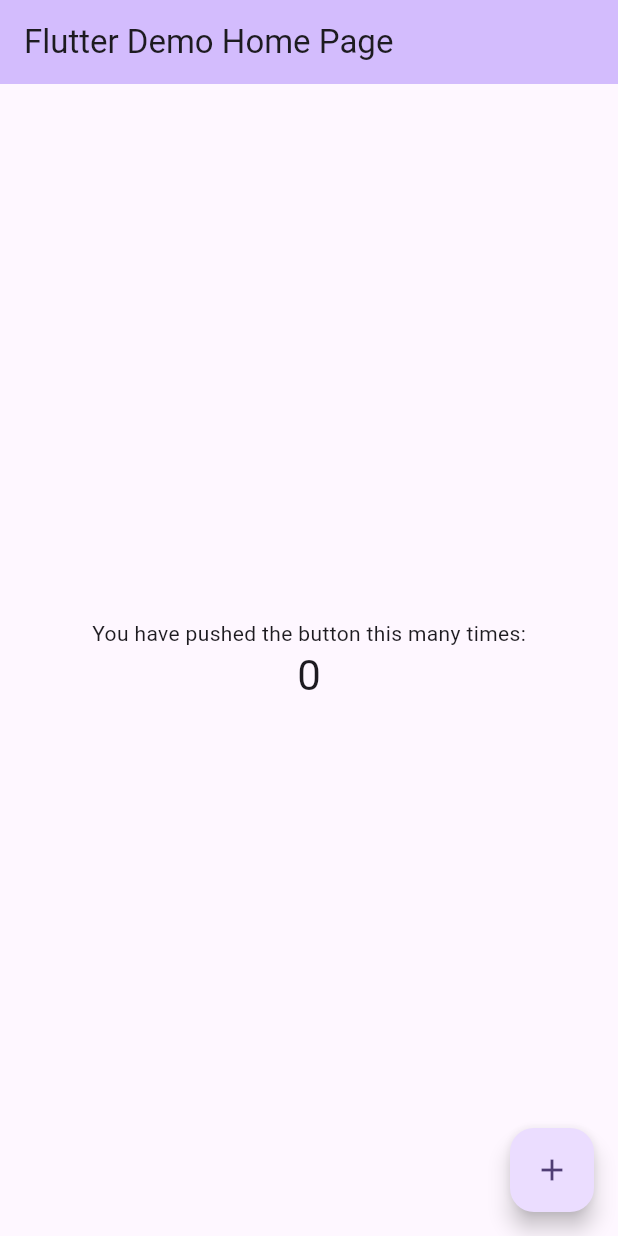
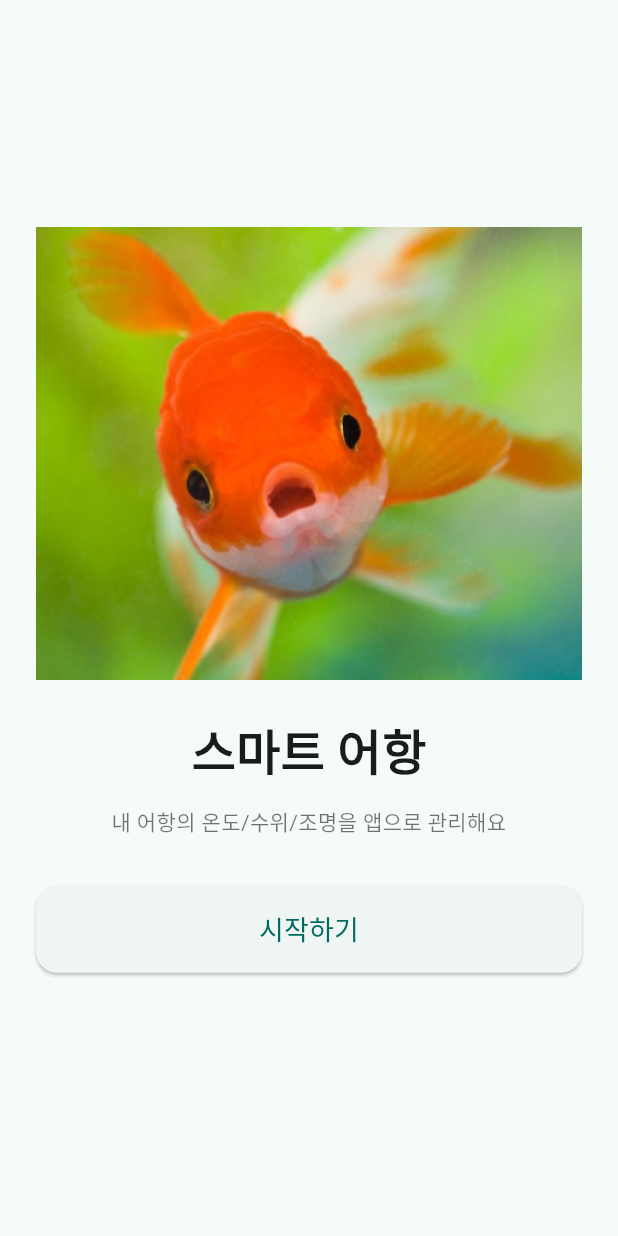
Before and after one commit to Gwanpyeong/fishcontroller, a Flutter app: the screen it shows after launch, on a phone screen of 412 x 824 dp. Run offline on Flutter 3.47's test engine with Material 3 defaults, Android fonts, the phone set to English and light mode, and no system bars.

Commit message:
초기단계1015(로그인구현)

```diff
--- a/lib/main.dart
+++ b/lib/main.dart
@@ -1,122 +1,204 @@
 import 'package:flutter/material.dart';
 
-void main() {
-  runApp(const MyApp());
-}
+void main() => runApp(const FishApp());
 
-class MyApp extends StatelessWidget {
-  const MyApp({super.key});
+class FishApp extends StatelessWidget {
+  const FishApp({super.key});
 
-  // This widget is the root of your application.
   @override
   Widget build(BuildContext context) {
     return MaterialApp(
-      title: 'Flutter Demo',
+      title: '스마트 어항',
+      debugShowCheckedModeBanner: false,
       theme: ThemeData(
-        // This is the theme of your application.
-        //
-        // TRY THIS: Try running your application with "flutter run". You'll see
-        // the application has a purple toolbar. Then, without quitting the app,
-        // try changing the seedColor in the colorScheme below to Colors.green
-        // and then invoke "hot reload" (save your changes or press the "hot
-        // reload" button in a Flutter-supported IDE, or press "r" if you used
-        // the command line to start the app).
-        //
-        // Notice that the counter didn't reset back to zero; the application
-        // state is not lost during the reload. To reset the state, use hot
-        // restart instead.
-        //
-        // This works for code too, not just values: Most code changes can be
-        // tested with just a hot reload.
-        colorScheme: ColorScheme.fromSeed(seedColor: Colors.deepPurple),
+        useMaterial3: true,
+        colorSchemeSeed: Colors.teal,
       ),
-      home: const MyHomePage(title: 'Flutter Demo Home Page'),
+      initialRoute: '/',
+      routes: {
+        '/': (_) => const WelcomeScreen(),
+        '/login': (_) => const LoginScreen(),
+        '/signup': (_) => const SimplePlaceholder(title: '회원가입'),
+        '/findId': (_) => const SimplePlaceholder(title: 'ID 찾기'),
+        '/findPw': (_) => const SimplePlaceholder(title: 'Password 찾기'),
+      },
     );
   }
 }
 
-class MyHomePage extends StatefulWidget {
-  const MyHomePage({super.key, required this.title});
-
-  // This widget is the home page of your application. It is stateful, meaning
-  // that it has a State object (defined below) that contains fields that affect
-  // how it looks.
-
-  // This class is the configuration for the state. It holds the values (in this
-  // case the title) provided by the parent (in this case the App widget) and
-  // used by the build method of the State. Fields in a Widget subclass are
-  // always marked "final".
-
-  final String title;
+class WelcomeScreen extends StatelessWidget {
+  const WelcomeScreen({super.key});
 
   @override
-  State<MyHomePage> createState() => _MyHomePageState();
+  Widget build(BuildContext context) {
+    return Scaffold(
+      body: SafeArea(
+        child: Center(
+          child: Padding(
+            padding: const EdgeInsets.symmetric(horizontal: 24.0),
+            child: Column(
+              mainAxisAlignment: MainAxisAlignment.center,
+              children: [
+                // 금붕어 이미지
+                Flexible(
+                  child: Image.asset(
+                    'assets/images/fish.png',
+                    fit: BoxFit.contain,
+                  ),
+                ),
+                const SizedBox(height: 24),
+                const Text(
+                  '스마트 어항',
+                  style: TextStyle(fontSize: 32, fontWeight: FontWeight.w700),
+                ),
+                const SizedBox(height: 12),
+                const Text(
+                  '내 어항의 온도/수위/조명을 앱으로 관리해요',
+                  textAlign: TextAlign.center,
+                  style: TextStyle(fontSize: 14, color: Colors.black54),
+                ),
+                const SizedBox(height: 32),
+                SizedBox(
+                  width: double.infinity,
+                  child: ElevatedButton(
+                    onPressed: () => Navigator.pushNamed(context, '/login'),
+                    style: ElevatedButton.styleFrom(
+                      padding: const EdgeInsets.symmetric(vertical: 16),
+                      shape: RoundedRectangleBorder(
+                        borderRadius: BorderRadius.circular(14),
+                      ),
+                    ),
+                    child: const Text('시작하기', style: TextStyle(fontSize: 18)),
+                  ),
+                ),
+                const SizedBox(height: 24),
+              ],
+            ),
+          ),
+        ),
+      ),
+    );
+  }
 }
 
-class _MyHomePageState extends State<MyHomePage> {
-  int _counter = 0;
+class LoginScreen extends StatefulWidget {
+  const LoginScreen({super.key});
 
-  void _incrementCounter() {
-    setState(() {
-      // This call to setState tells the Flutter framework that something has
-      // changed in this State, which causes it to rerun the build method below
-      // so that the display can reflect the updated values. If we changed
-      // _counter without calling setState(), then the build method would not be
-      // called again, and so nothing would appear to happen.
-      _counter++;
-    });
+  @override
+  State<LoginScreen> createState() => _LoginScreenState();
+}
+
+class _LoginScreenState extends State<LoginScreen> {
+  final _formKey = GlobalKey<FormState>();
+  final _idController = TextEditingController();
+  final _pwController = TextEditingController();
+  bool _obscure = true;
+
+  @override
+  void dispose() {
+    _idController.dispose();
+    _pwController.dispose();
+    super.dispose();
+  }
+
+  void _tryLogin() {
+    if (_formKey.currentState!.validate()) {
+      // TODO: 실제 로그인 로직 (API/DB 연동)
+      ScaffoldMessenger.of(context).showSnackBar(
+        const SnackBar(content: Text('로그인 시도 중...')),
+      );
+    }
   }
 
   @override
   Widget build(BuildContext context) {
-    // This method is rerun every time setState is called, for instance as done
-    // by the _incrementCounter method above.
-    //
-    // The Flutter framework has been optimized to make rerunning build methods
-    // fast, so that you can just rebuild anything that needs updating rather
-    // than having to individually change instances of widgets.
     return Scaffold(
-      appBar: AppBar(
-        // TRY THIS: Try changing the color here to a specific color (to
-        // Colors.amber, perhaps?) and trigger a hot reload to see the AppBar
-        // change color while the other colors stay the same.
-        backgroundColor: Theme.of(context).colorScheme.inversePrimary,
-        // Here we take the value from the MyHomePage object that was created by
-        // the App.build method, and use it to set our appbar title.
-        title: Text(widget.title),
-      ),
-      body: Center(
-        // Center is a layout widget. It takes a single child and positions it
-        // in the middle of the parent.
-        child: Column(
-          // Column is also a layout widget. It takes a list of children and
-          // arranges them vertically. By default, it sizes itself to fit its
-          // children horizontally, and tries to be as tall as its parent.
-          //
-          // Column has various properties to control how it sizes itself and
-          // how it positions its children. Here we use mainAxisAlignment to
-          // center the children vertically; the main axis here is the vertical
-          // axis because Columns are vertical (the cross axis would be
-          // horizontal).
-          //
-          // TRY THIS: Invoke "debug painting" (choose the "Toggle Debug Paint"
-          // action in the IDE, or press "p" in the console), to see the
-          // wireframe for each widget.
-          mainAxisAlignment: MainAxisAlignment.center,
-          children: <Widget>[
-            const Text('You have pushed the button this many times:'),
-            Text(
-              '$_counter',
-              style: Theme.of(context).textTheme.headlineMedium,
+      appBar: AppBar(title: const Text('로그인')),
+      body: SafeArea(
+        child: Padding(
+          padding: const EdgeInsets.all(20),
+          child: Form(
+            key: _formKey,
+            child: Column(
+              children: [
+                TextFormField(
+                  controller: _idController,
+                  decoration: const InputDecoration(
+                    labelText: '아이디(이메일 가능)',
+                    border: OutlineInputBorder(),
+                  ),
+                  keyboardType: TextInputType.emailAddress,
+                  validator: (v) =>
+                  (v == null || v.trim().isEmpty) ? '아이디를 입력해주세요' : null,
+                ),
+                const SizedBox(height: 14),
+                TextFormField(
+                  controller: _pwController,
+                  decoration: InputDecoration(
+                    labelText: '비밀번호',
+                    border: const OutlineInputBorder(),
+                    suffixIcon: IconButton(
+                      icon: Icon(_obscure ? Icons.visibility : Icons.visibility_off),
+                      onPressed: () => setState(() => _obscure = !_obscure),
+                    ),
+                  ),
+                  obscureText: _obscure,
+                  validator: (v) =>
+                  (v == null || v.length < 6) ? '비밀번호는 6자 이상' : null,
+                ),
+                const SizedBox(height: 18),
+                SizedBox(
+                  width: double.infinity,
+                  child: ElevatedButton(
+                    onPressed: _tryLogin,
+                    style: ElevatedButton.styleFrom(
+                      padding: const EdgeInsets.symmetric(vertical: 14),
+                      shape: RoundedRectangleBorder(
+                        borderRadius: BorderRadius.circular(12),
+                      ),
+                    ),
+                    child: const Text('로그인'),
+                  ),
+                ),
+                const SizedBox(height: 12),
+                // 하단 링크들
+                Wrap(
+                  spacing: 12,
+                  alignment: WrapAlignment.center,
+                  children: [
+                    TextButton(
+                      onPressed: () => Navigator.pushNamed(context, '/signup'),
+                      child: const Text('회원가입 하기'),
+                    ),
+                    TextButton(
+                      onPressed: () => Navigator.pushNamed(context, '/findId'),
+                      child: const Text('ID 찾기'),
+                    ),
+                    TextButton(
+                      onPressed: () => Navigator.pushNamed(context, '/findPw'),
+                      child: const Text('Password 찾기'),
+                    ),
+                  ],
+                ),
+              ],
             ),
-          ],
+          ),
         ),
       ),
-      floatingActionButton: FloatingActionButton(
-        onPressed: _incrementCounter,
-        tooltip: 'Increment',
-        child: const Icon(Icons.add),
-      ), // This trailing comma makes auto-formatting nicer for build methods.
     );
   }
 }
+
+/// 임시 화면 (회원가입/ID찾기/비번찾기)
+class SimplePlaceholder extends StatelessWidget {
+  final String title;
+  const SimplePlaceholder({super.key, required this.title});
+
+  @override
+  Widget build(BuildContext context) {
+    return Scaffold(
+      appBar: AppBar(title: Text(title)),
+      body: Center(child: Text('$title 화면을 여기에 구현하세요')),
+    );
+  }
+}
--- a/pubspec.yaml
+++ b/pubspec.yaml
@@ -51,11 +51,14 @@ dev_dependencies:
 
 # The following section is specific to Flutter packages.
 flutter:
+  uses-material-design: true
+  assets:
+    - assets/images/fish.png
 
   # The following line ensures that the Material Icons font is
   # included with your application, so that you can use the icons in
   # the material Icons class.
-  uses-material-design: true
+
 
   # To add assets to your application, add an assets section, like this:
   # assets:
```
Also changed, not shown: assets/images/fish.png (added), 1 other file.
